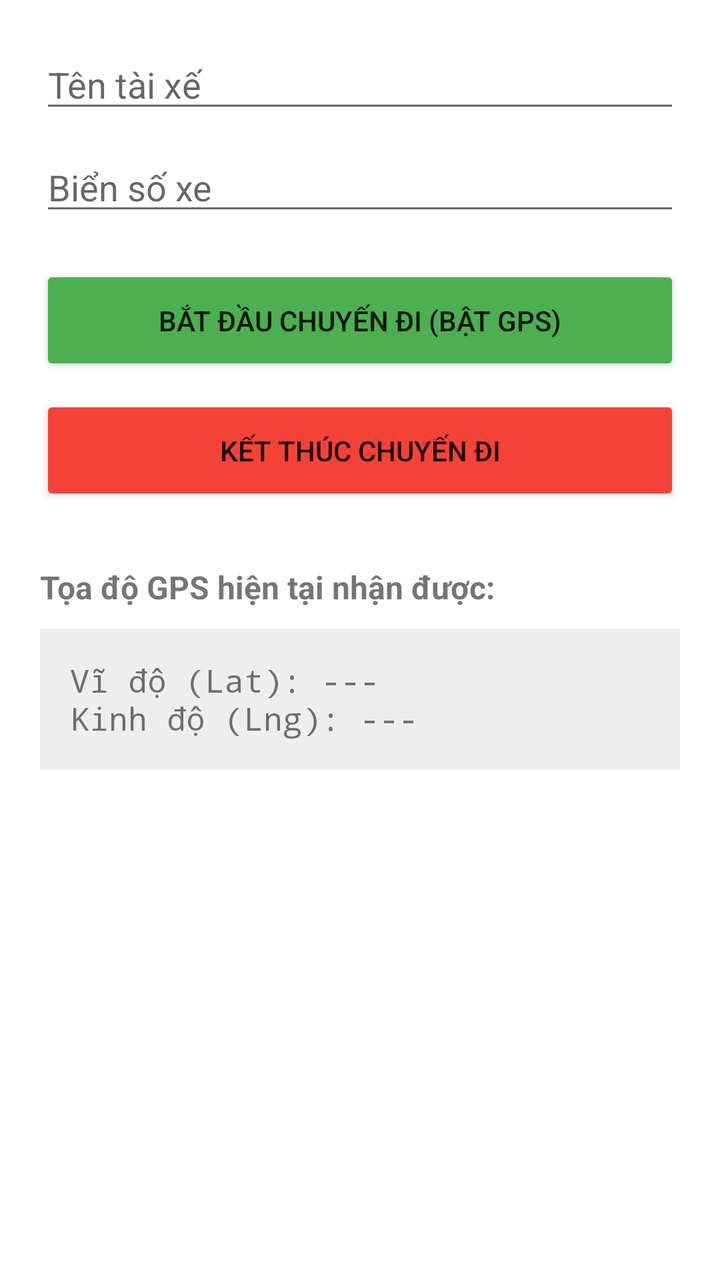
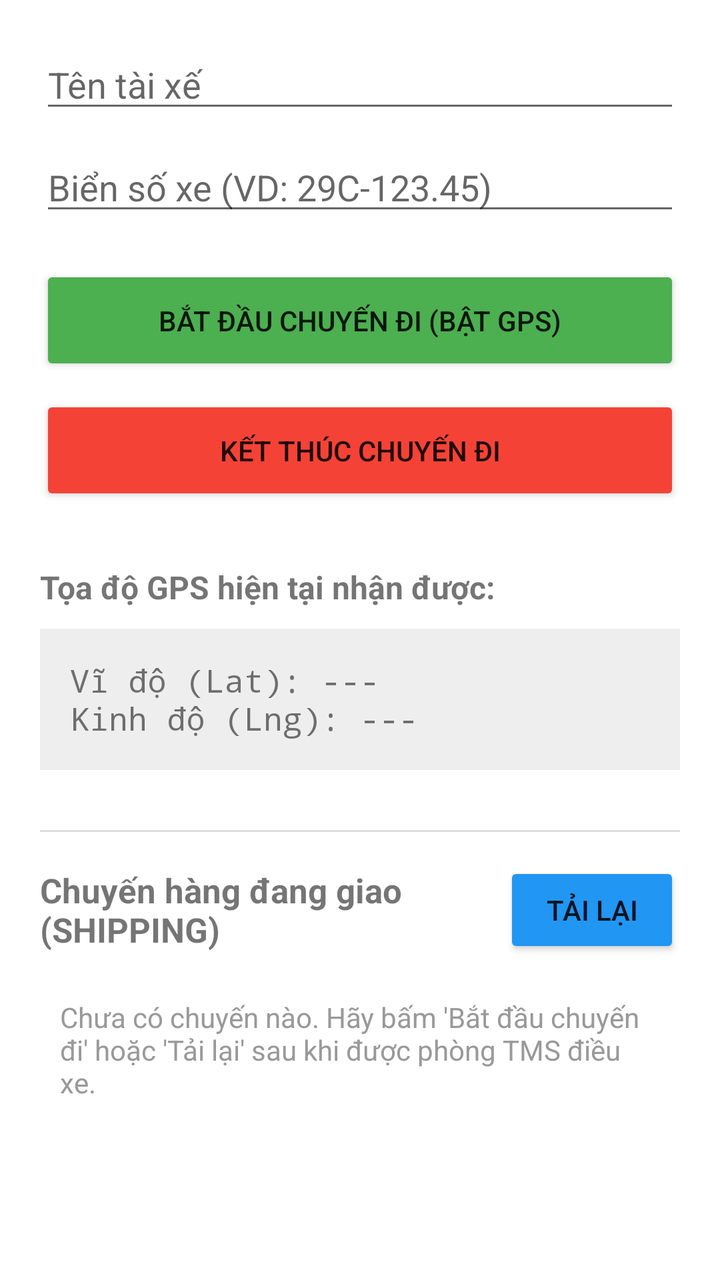

Compare the two renders of this Android layout. The source of the first and the diff that turns it into the second are given below.
<!-- AndroidManifest.xml: activity theme Theme.AppCompat.Light.NoActionBar -->
<!-- res/layout/activity_driver.xml -->
<?xml version="1.0" encoding="utf-8"?>
<LinearLayout xmlns:android="http://schemas.android.com/apk/res/android"
    android:layout_width="match_parent"
    android:layout_height="match_parent"
    android:orientation="vertical"
    android:padding="20dp"
    android:background="#FFFFFF">

    <EditText
        android:id="@+id/edtDriverName"
        android:layout_width="match_parent"
        android:layout_height="wrap_content"
        android:hint="Tên tài xế"
        android:layout_marginBottom="10dp"/>

    <EditText
        android:id="@+id/edtTruckPlate"
        android:layout_width="match_parent"
        android:layout_height="wrap_content"
        android:hint="Biển số xe"
        android:layout_marginBottom="20dp"/>

    <Button
        android:id="@+id/btnStartLog"
        android:layout_width="match_parent"
        android:layout_height="55dp"
        android:text="BẮT ĐẦU CHUYẾN ĐI (BẬT GPS)"
        android:backgroundTint="#4CAF50"
        android:layout_marginBottom="10dp"/>

    <Button
        android:id="@+id/btnStopLog"
        android:layout_width="match_parent"
        android:layout_height="55dp"
        android:text="KẾT THÚC CHUYẾN ĐI"
        android:backgroundTint="#F44336"
        android:layout_marginBottom="30dp"/>

    <TextView
        android:layout_width="wrap_content"
        android:layout_height="wrap_content"
        android:text="Tọa độ GPS hiện tại nhận được:"
        android:textStyle="bold"
        android:textSize="16sp"/>

    <TextView
        android:id="@+id/txtLiveGps"
        android:layout_width="match_parent"
        android:layout_height="wrap_content"
        android:text="Vĩ độ (Lat): ---\nKinh độ (Lng): ---"
        android:background="#EEEEEE"
        android:padding="15dp"
        android:layout_marginTop="10dp"
        android:textSize="16sp"
        android:fontFamily="monospace"/>
</LinearLayout>
<!-- resources referenced by this layout -->
<resources>

</resources>

<!-- the commit's change to res/layout/activity_driver.xml (unified diff, before → after) -->
@@ -1,56 +1,107 @@
 <?xml version="1.0" encoding="utf-8"?>
-<LinearLayout xmlns:android="http://schemas.android.com/apk/res/android"
+<ScrollView xmlns:android="http://schemas.android.com/apk/res/android"
     android:layout_width="match_parent"
     android:layout_height="match_parent"
-    android:orientation="vertical"
-    android:padding="20dp"
     android:background="#FFFFFF">
 
-    <EditText
-        android:id="@+id/edtDriverName"
+    <LinearLayout
         android:layout_width="match_parent"
         android:layout_height="wrap_content"
-        android:hint="Tên tài xế"
-        android:layout_marginBottom="10dp"/>
+        android:orientation="vertical"
+        android:padding="20dp">
 
-    <EditText
-        android:id="@+id/edtTruckPlate"
-        android:layout_width="match_parent"
-        android:layout_height="wrap_content"
-        android:hint="Biển số xe"
-        android:layout_marginBottom="20dp"/>
+        <EditText
+            android:id="@+id/edtDriverName"
+            android:layout_width="match_parent"
+            android:layout_height="wrap_content"
+            android:hint="Tên tài xế"
+            android:layout_marginBottom="10dp"/>
 
-    <Button
-        android:id="@+id/btnStartLog"
-        android:layout_width="match_parent"
-        android:layout_height="55dp"
-        android:text="BẮT ĐẦU CHUYẾN ĐI (BẬT GPS)"
-        android:backgroundTint="#4CAF50"
-        android:layout_marginBottom="10dp"/>
+        <EditText
+            android:id="@+id/edtTruckPlate"
+            android:layout_width="match_parent"
+            android:layout_height="wrap_content"
+            android:hint="Biển số xe (VD: 29C-123.45)"
+            android:layout_marginBottom="20dp"/>
 
-    <Button
-        android:id="@+id/btnStopLog"
-        android:layout_width="match_parent"
-        android:layout_height="55dp"
-        android:text="KẾT THÚC CHUYẾN ĐI"
-        android:backgroundTint="#F44336"
-        android:layout_marginBottom="30dp"/>
+        <Button
+            android:id="@+id/btnStartLog"
+            android:layout_width="match_parent"
+            android:layout_height="55dp"
+            android:text="BẮT ĐẦU CHUYẾN ĐI (BẬT GPS)"
+            android:backgroundTint="#4CAF50"
+            android:layout_marginBottom="10dp"/>
 
-    <TextView
-        android:layout_width="wrap_content"
-        android:layout_height="wrap_content"
-        android:text="Tọa độ GPS hiện tại nhận được:"
-        android:textStyle="bold"
-        android:textSize="16sp"/>
+        <Button
+            android:id="@+id/btnStopLog"
+            android:layout_width="match_parent"
+            android:layout_height="55dp"
+            android:text="KẾT THÚC CHUYẾN ĐI"
+            android:backgroundTint="#F44336"
+            android:layout_marginBottom="30dp"/>
 
-    <TextView
-        android:id="@+id/txtLiveGps"
-        android:layout_width="match_parent"
-        android:layout_height="wrap_content"
-        android:text="Vĩ độ (Lat): ---\nKinh độ (Lng): ---"
-        android:background="#EEEEEE"
-        android:padding="15dp"
-        android:layout_marginTop="10dp"
-        android:textSize="16sp"
-        android:fontFamily="monospace"/>
-</LinearLayout>
+        <TextView
+            android:layout_width="wrap_content"
+            android:layout_height="wrap_content"
+            android:text="Tọa độ GPS hiện tại nhận được:"
+            android:textStyle="bold"
+            android:textSize="16sp"/>
+
+        <TextView
+            android:id="@+id/txtLiveGps"
+            android:layout_width="match_parent"
+            android:layout_height="wrap_content"
+            android:text="Vĩ độ (Lat): ---\nKinh độ (Lng): ---"
+            android:background="#EEEEEE"
+            android:padding="15dp"
+            android:layout_marginTop="10dp"
+            android:layout_marginBottom="30dp"
+            android:textSize="16sp"
+            android:fontFamily="monospace"/>
+
+        
+        <View
+            android:layout_width="match_parent"
+            android:layout_height="1dp"
+            android:background="#DDDDDD"
+            android:layout_marginBottom="15dp"/>
+
+        <LinearLayout
+            android:layout_width="match_parent"
+            android:layout_height="wrap_content"
+            android:orientation="horizontal"
+            android:gravity="center_vertical"
+            android:layout_marginBottom="10dp">
+
+            <TextView
+                android:layout_width="0dp"
+                android:layout_height="wrap_content"
+                android:layout_weight="1"
+                android:text="Chuyến hàng đang giao (SHIPPING)"
+                android:textStyle="bold"
+                android:textSize="17sp"/>
+
+            <Button
+                android:id="@+id/btnRefreshTrips"
+                android:layout_width="wrap_content"
+                android:layout_height="wrap_content"
+                android:text="Tải lại"
+                android:backgroundTint="#2196F3"/>
+        </LinearLayout>
+
+        <TextView
+            android:id="@+id/txtTripEmpty"
+            android:layout_width="match_parent"
+            android:layout_height="wrap_content"
+            android:text="Chưa có chuyến nào. Hãy bấm 'Bắt đầu chuyến đi' hoặc 'Tải lại' sau khi được phòng TMS điều xe."
+            android:textColor="#999999"
+            android:padding="10dp"/>
+
+        <LinearLayout
+            android:id="@+id/llTripList"
+            android:layout_width="match_parent"
+            android:layout_height="wrap_content"
+            android:orientation="vertical"/>
+
+    </LinearLayout>
+</ScrollView>
